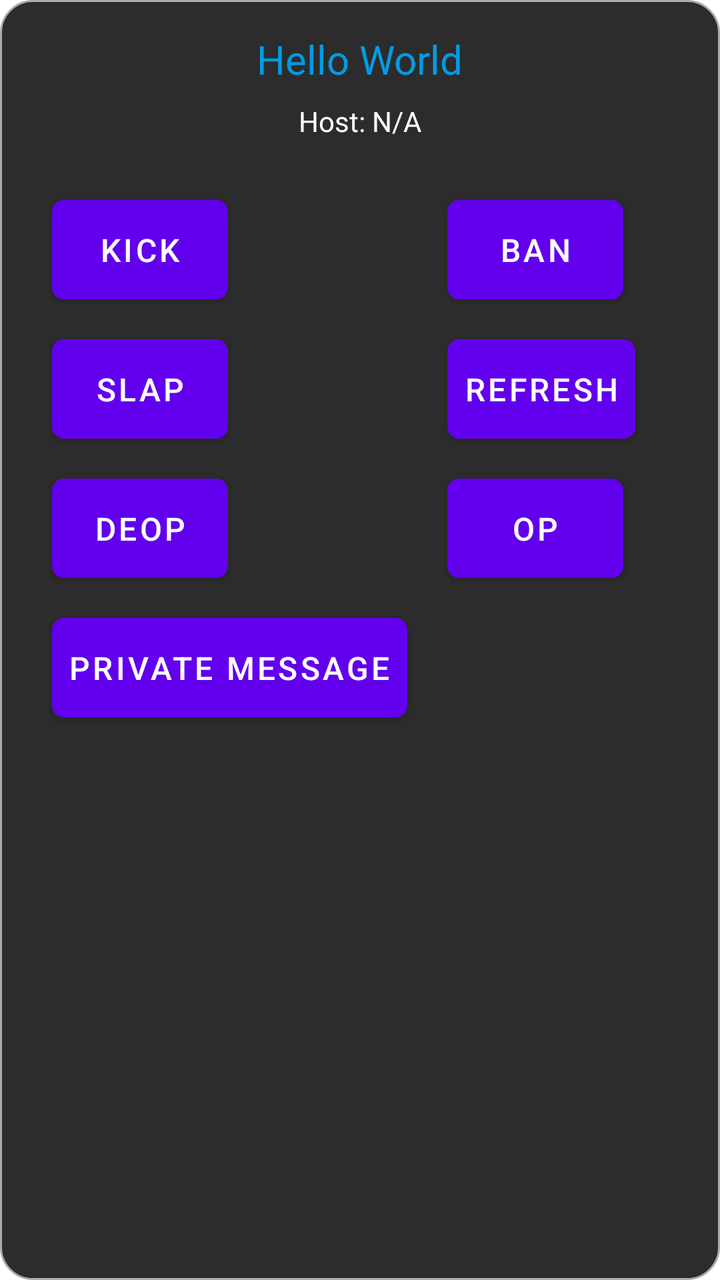
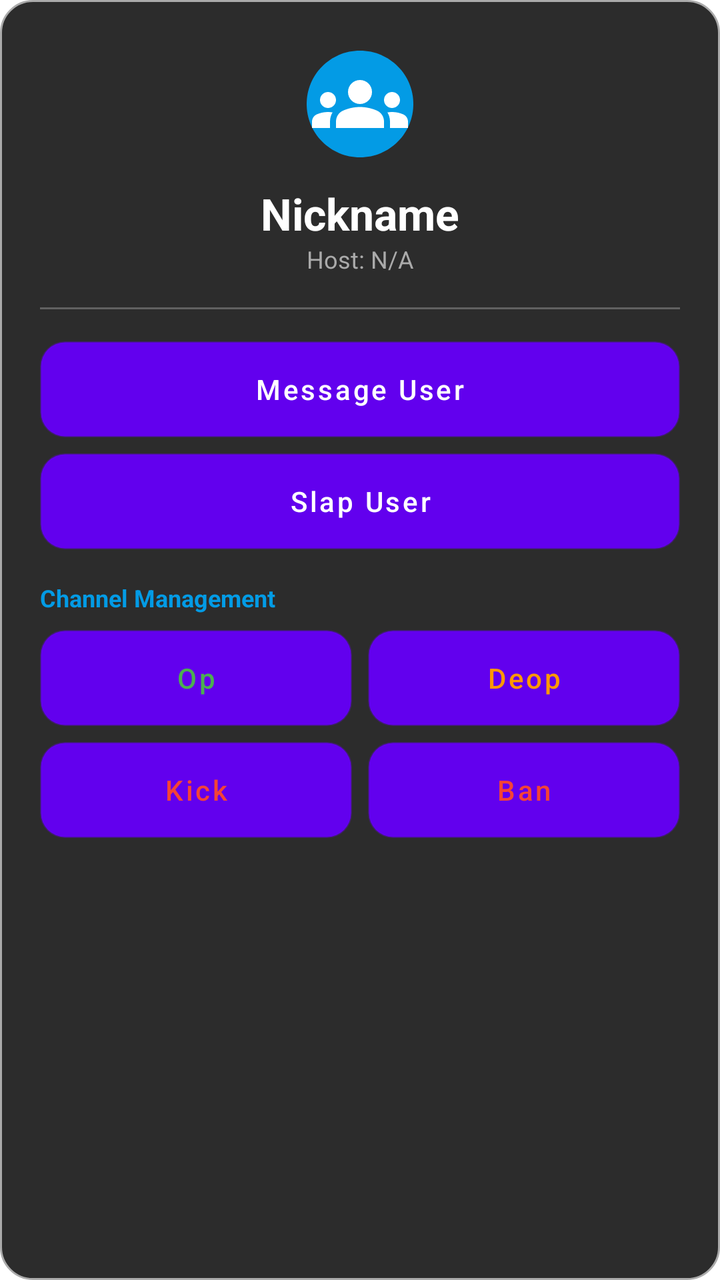

The first picture is an Android layout as it rendered before a commit; the second is the same layout after the commit. The layout source and the unified diff follow.
<!-- AndroidManifest.xml: application theme Theme.KonnectChatIRC -->
<!-- res/layout/dialog_user_options.xml -->
<LinearLayout xmlns:android="http://schemas.android.com/apk/res/android"
    android:layout_width="match_parent"
    android:layout_height="wrap_content"
    android:orientation="vertical"
    android:padding="16dp"
    android:gravity="center_horizontal"
    android:background="@drawable/dialog_background">

    <TextView
        android:id="@+id/options_nick"
        android:layout_width="wrap_content"
        android:layout_height="wrap_content"
        android:text="Hello World"
        android:textSize="20sp"
        android:textColor="@color/lightblue"
        android:layout_gravity="center" />

    <TextView
        android:id="@+id/options_host_ip"
        android:layout_width="wrap_content"
        android:layout_height="wrap_content"
        android:text="Host: N/A"
        android:textSize="14sp"
        android:textColor="@color/white"
        android:layout_marginTop="8dp"
        android:layout_gravity="center" />

    <ScrollView
        android:layout_width="match_parent"
        android:layout_height="wrap_content">

        <GridLayout
            android:layout_width="wrap_content"
            android:layout_height="wrap_content"
            android:layout_marginTop="20dp"
            android:columnCount="2"
            android:rowCount="3"
            android:orientation="horizontal"
            android:gravity="center">

            
            <Button
                android:id="@+id/btnKick"
                android:layout_width="wrap_content"
                android:layout_height="wrap_content"
                android:text="Kick"
                android:background="@drawable/rounded_option_menu"
                android:textSize="16sp"
                android:textColor="@color/white"
                android:padding="8dp"
                android:layout_margin="10dp" />

            <Button
                android:id="@+id/btnBan"
                android:layout_width="wrap_content"
                android:layout_height="wrap_content"
                android:text="Ban"
                android:textSize="16sp"
                android:textColor="@color/white"
                android:background="@drawable/rounded_option_menu"
                android:padding="8dp"
                android:layout_margin="10dp" />

            <Button
                android:id="@+id/btnSlap"
                android:layout_width="wrap_content"
                android:layout_height="wrap_content"
                android:text="Slap"
                android:textSize="16sp"
                android:textColor="@color/white"
                android:background="@drawable/rounded_option_menu"
                android:padding="8dp"
                android:layout_margin="10dp" />

            
            <Button
                android:id="@+id/btnRefresh"
                android:layout_width="wrap_content"
                android:layout_height="wrap_content"
                android:text="Refresh"
                android:textSize="16sp"
                android:textColor="@color/white"
                android:background="@drawable/rounded_option_menu"
                android:padding="8dp"
                android:layout_margin="10dp" />

            <Button
                android:id="@+id/btnDeop"
                android:layout_width="wrap_content"
                android:layout_height="wrap_content"
                android:text="Deop"
                android:textSize="16sp"
                android:textColor="@color/white"
                android:background="@drawable/rounded_option_menu"
                android:padding="8dp"
                android:layout_margin="10dp" />
            <Button
                android:id="@+id/btnOp"
                android:layout_width="wrap_content"
                android:layout_height="wrap_content"
                android:text="Op"
                android:textSize="16sp"
                android:textColor="@color/white"
                android:background="@drawable/rounded_option_menu"
                android:padding="8dp"
                android:layout_margin="10dp" />

            <Button
                android:id="@+id/btnPrivateMessage"
                android:layout_width="wrap_content"
                android:layout_height="wrap_content"
                android:text="Private Message"
                android:textSize="16sp"
                android:textColor="@color/white"
                android:background="@drawable/rounded_option_menu"
                android:padding="8dp"
                android:layout_margin="10dp" />

        </GridLayout>
    </ScrollView>
</LinearLayout>
<!-- resources referenced by this layout -->
<resources>
  <color name="lightblue">#039BE5</color>
  <color name="white">#FFFFFFFF</color>
  <!-- drawable dialog_background (drawable) -->
  <shape xmlns:android="http://schemas.android.com/apk/res/android">
      <solid android:color="@color/dialogBackgroundColor" />
      <corners android:radius="16dp" />
      <padding
          android:left="16dp"
          android:top="16dp"
          android:right="16dp"
          android:bottom="16dp" />
      <stroke android:width="1dp" android:color="@android:color/darker_gray" />
  </shape>
  <!-- drawable rounded_option_menu (drawable) -->
  <shape xmlns:android="http://schemas.android.com/apk/res/android"
      android:shape="rectangle">
  
      <stroke
          android:width="2dp"
          android:color="@color/black" />
  
      <solid android:color="@android:color/black" />
  
      <corners android:radius="5dp" />
  
      <padding
          android:left="8dp"
          android:top="8dp"
          android:right="8dp"
          android:bottom="8dp" />
  </shape>
  <style name="Theme.KonnectChatIRC" parent="Theme.MaterialComponents.DayNight.DarkActionBar">
          
          <item name="colorPrimary">@color/purple_500</item>
          <item name="colorPrimaryVariant">@color/purple_700</item>
          <item name="colorOnPrimary">@color/white</item>
          
          <item name="colorSecondary">@color/teal_200</item>
          <item name="colorSecondaryVariant">@color/teal_700</item>
          <item name="colorOnSecondary">@color/black</item>
          
          <item name="android:statusBarColor">?attr/colorPrimaryVariant</item>
          
          
          <item name="colorButtonNormal">@color/black</item>
      </style>
  <color name="dialogBackgroundColor">#2C2C2C</color>
  <color name="black">#FF000000</color>
  <color name="purple_500">#FF6200EE</color>
  <color name="purple_700">#FF3700B3</color>
  <color name="teal_200">#FF03DAC5</color>
  <color name="teal_700">#FF018786</color>
</resources>

<!-- the commit's change to res/layout/dialog_user_options.xml (unified diff, before → after) -->
@@ -2,120 +2,157 @@
     android:layout_width="match_parent"
     android:layout_height="wrap_content"
     android:orientation="vertical"
-    android:padding="16dp"
-    android:gravity="center_horizontal"
+    android:padding="20dp"
     android:background="@drawable/dialog_background">
 
-    <TextView
-        android:id="@+id/options_nick"
-        android:layout_width="wrap_content"
+    
+    <LinearLayout
+        android:layout_width="match_parent"
         android:layout_height="wrap_content"
-        android:text="Hello World"
-        android:textSize="20sp"
-        android:textColor="@color/lightblue"
-        android:layout_gravity="center" />
+        android:orientation="vertical"
+        android:gravity="center"
+        android:paddingBottom="16dp">
 
-    <TextView
-        android:id="@+id/options_host_ip"
-        android:layout_width="wrap_content"
-        android:layout_height="wrap_content"
-        android:text="Host: N/A"
-        android:textSize="14sp"
-        android:textColor="@color/white"
-        android:layout_marginTop="8dp"
-        android:layout_gravity="center" />
+        <ImageView
+            android:id="@+id/options_avatar"
+            android:layout_width="64dp"
+            android:layout_height="64dp"
+            android:src="@drawable/ic_users"
+            android:padding="8dp"
+            android:background="@drawable/circle_badge"
+            android:backgroundTint="@color/lightblue" />
 
+        <TextView
+            android:id="@+id/options_nick"
+            android:layout_width="wrap_content"
+            android:layout_height="wrap_content"
+            android:text="Nickname"
+            android:textSize="22sp"
+            android:textStyle="bold"
+            android:textColor="@color/white"
+            android:layout_marginTop="8dp" />
+
+        <TextView
+            android:id="@+id/options_host_ip"
+            android:layout_width="wrap_content"
+            android:layout_height="wrap_content"
+            android:text="Host: N/A"
+            android:textSize="12sp"
+            android:textColor="#AAAAAA" />
+    </LinearLayout>
+
+    <View
+        android:layout_width="match_parent"
+        android:layout_height="1dp"
+        android:background="#40FFFFFF"
+        android:layout_marginBottom="16dp" />
+
+    
     <ScrollView
         android:layout_width="match_parent"
         android:layout_height="wrap_content">
 
-        <GridLayout
-            android:layout_width="wrap_content"
+        <LinearLayout
+            android:layout_width="match_parent"
             android:layout_height="wrap_content"
-            android:layout_marginTop="20dp"
-            android:columnCount="2"
-            android:rowCount="3"
-            android:orientation="horizontal"
-            android:gravity="center">
+            android:orientation="vertical">
 
             
             <Button
-                android:id="@+id/btnKick"
-                android:layout_width="wrap_content"
+                android:id="@+id/btnPrivateMessage"
+                android:layout_width="match_parent"
                 android:layout_height="wrap_content"
-                android:text="Kick"
-                android:background="@drawable/rounded_option_menu"
-                android:textSize="16sp"
+                android:text="Message User"
+                android:textAllCaps="false"
+                android:background="@drawable/button_option_bg"
+                android:drawableStart="@drawable/ic_switcher"
+                android:paddingStart="16dp"
+                android:paddingEnd="16dp"
+                android:drawablePadding="12dp"
                 android:textColor="@color/white"
-                android:padding="8dp"
-                android:layout_margin="10dp" />
-
-            <Button
-                android:id="@+id/btnBan"
-                android:layout_width="wrap_content"
-                android:layout_height="wrap_content"
-                android:text="Ban"
-                android:textSize="16sp"
-                android:textColor="@color/white"
-                android:background="@drawable/rounded_option_menu"
-                android:padding="8dp"
-                android:layout_margin="10dp" />
+                android:layout_marginBottom="8dp" />
 
             <Button
                 android:id="@+id/btnSlap"
+                android:layout_width="match_parent"
+                android:layout_height="wrap_content"
+                android:text="Slap User"
+                android:textAllCaps="false"
+                android:background="@drawable/button_option_bg"
+                android:textColor="@color/white"
+                android:layout_marginBottom="16dp" />
+
+            
+            <TextView
                 android:layout_width="wrap_content"
                 android:layout_height="wrap_content"
-                android:text="Slap"
-                android:textSize="16sp"
-                android:textColor="@color/white"
-                android:background="@drawable/rounded_option_menu"
-                android:padding="8dp"
-                android:layout_margin="10dp" />
+                android:text="Channel Management"
+                android:textColor="@color/lightblue"
+                android:textSize="12sp"
+                android:textStyle="bold"
+                android:layout_marginBottom="8dp" />
 
-            
-            <Button
-                android:id="@+id/btnRefresh"
-                android:layout_width="wrap_content"
+            <GridLayout
+                android:layout_width="match_parent"
                 android:layout_height="wrap_content"
-                android:text="Refresh"
-                android:textSize="16sp"
-                android:textColor="@color/white"
-                android:background="@drawable/rounded_option_menu"
-                android:padding="8dp"
-                android:layout_margin="10dp" />
+                android:columnCount="2"
+                android:alignmentMode="alignMargins"
+                android:columnOrderPreserved="false"
+                android:layout_marginBottom="8dp">
 
-            <Button
-                android:id="@+id/btnDeop"
-                android:layout_width="wrap_content"
+                <Button
+                    android:id="@+id/btnOp"
+                    android:layout_width="0dp"
+                    android:layout_height="wrap_content"
+                    android:layout_columnWeight="1"
+                    android:layout_marginEnd="4dp"
+                    android:text="Op"
+                    android:textAllCaps="false"
+                    android:background="@drawable/button_option_bg"
+                    android:textColor="#4CAF50" />
+
+                <Button
+                    android:id="@+id/btnDeop"
+                    android:layout_width="0dp"
+                    android:layout_height="wrap_content"
+                    android:layout_columnWeight="1"
+                    android:layout_marginStart="4dp"
+                    android:text="Deop"
+                    android:textAllCaps="false"
+                    android:background="@drawable/button_option_bg"
+                    android:textColor="#FF9800" />
+            </GridLayout>
+
+            <GridLayout
+                android:layout_width="match_parent"
                 android:layout_height="wrap_content"
-                android:text="Deop"
-                android:textSize="16sp"
-                android:textColor="@color/white"
-                android:background="@drawable/rounded_option_menu"
-                android:padding="8dp"
-                android:layout_margin="10dp" />
-            <Button
-                android:id="@+id/btnOp"
-                android:layout_width="wrap_content"
-                android:layout_height="wrap_content"
-                android:text="Op"
-                android:textSize="16sp"
-                android:textColor="@color/white"
-                android:background="@drawable/rounded_option_menu"
-                android:padding="8dp"
-                android:layout_margin="10dp" />
+                android:columnCount="2"
+                android:alignmentMode="alignMargins"
+                android:columnOrderPreserved="false">
 
-            <Button
-                android:id="@+id/btnPrivateMessage"
-                android:layout_width="wrap_content"
-                android:layout_height="wrap_content"
-                android:text="Private Message"
-                android:textSize="16sp"
-                android:textColor="@color/white"
-                android:background="@drawable/rounded_option_menu"
-                android:padding="8dp"
-                android:layout_margin="10dp" />
+                <Button
+                    android:id="@+id/btnKick"
+                    android:layout_width="0dp"
+                    android:layout_height="wrap_content"
+                    android:layout_columnWeight="1"
+                    android:layout_marginEnd="4dp"
+                    android:text="Kick"
+                    android:textAllCaps="false"
+                    android:background="@drawable/button_option_bg"
+                    android:textColor="#F44336" />
 
-        </GridLayout>
+                <Button
+                    android:id="@+id/btnBan"
+                    android:layout_width="0dp"
+                    android:layout_height="wrap_content"
+                    android:layout_columnWeight="1"
+                    android:layout_marginStart="4dp"
+                    android:text="Ban"
+                    android:textAllCaps="false"
+                    android:background="@drawable/button_option_bg"
+                    android:textColor="#F44336" />
+            </GridLayout>
+
+        </LinearLayout>
     </ScrollView>
 </LinearLayout>
<!-- resource entries referenced after the edit -->
@@ -2,6 +2,34 @@
 <resources>
   <color name="lightblue">#039BE5</color>
   <color name="white">#FFFFFFFF</color>
+  <!-- drawable button_option_bg (drawable) -->
+  <?xml version="1.0" encoding="utf-8"?>
+  <ripple xmlns:android="http://schemas.android.com/apk/res/android"
+      android:color="#40FFFFFF">
+      <item>
+          <shape android:shape="rectangle">
+              <solid android:color="#3A3A3A" />
+              <corners android:radius="12dp" />
+              <stroke
+                  android:width="1dp"
+                  android:color="#4DFFFFFF" />
+          </shape>
+      </item>
+  </ripple>
+  <!-- drawable circle_badge (drawable) -->
+  <vector xmlns:android="http://schemas.android.com/apk/res/android"
+      android:height="24dp"
+      android:tint="#FF0000"
+      android:viewportHeight="24"
+      android:viewportWidth="24"
+      android:width="24dp"
+      android:shape="oval">
+  
+  
+  
+      <path android:fillColor="#FF0000" android:pathData="M12,2C6.47,2 2,6.47 2,12s4.47,10 10,10 10,-4.47 10,-10S17.53,2 12,2z"/>
+  
+  </vector>
   <!-- drawable dialog_background (drawable) -->
   <shape xmlns:android="http://schemas.android.com/apk/res/android">
       <solid android:color="@color/dialogBackgroundColor" />
@@ -13,24 +41,18 @@
           android:bottom="16dp" />
       <stroke android:width="1dp" android:color="@android:color/darker_gray" />
   </shape>
-  <!-- drawable rounded_option_menu (drawable) -->
-  <shape xmlns:android="http://schemas.android.com/apk/res/android"
-      android:shape="rectangle">
-  
-      <stroke
-          android:width="2dp"
-          android:color="@color/black" />
-  
-      <solid android:color="@android:color/black" />
-  
-      <corners android:radius="5dp" />
-  
-      <padding
-          android:left="8dp"
-          android:top="8dp"
-          android:right="8dp"
-          android:bottom="8dp" />
-  </shape>
+  <!-- drawable ic_switcher (drawable) -->
+  <vector xmlns:android="http://schemas.android.com/apk/res/android" android:height="24dp" android:tint="#FFFFFF" android:viewportHeight="24" android:viewportWidth="24" android:width="24dp">
+        
+      <path android:fillColor="@android:color/white" android:pathData="M4,15h16v-2L4,13v2zM4,19h16v-2L4,17v2zM4,11h16L20,9L4,9v2zM4,5v2h16L20,5L4,5z"/>
+      
+  </vector>
+  <!-- drawable ic_users (drawable) -->
+  <vector xmlns:android="http://schemas.android.com/apk/res/android" android:height="24dp" android:tint="#FFFFFF" android:viewportHeight="24" android:viewportWidth="24" android:width="24dp">
+        
+      <path android:fillColor="@android:color/white" android:pathData="M12,12.75c1.63,0 3.07,0.39 4.24,0.9c1.08,0.48 1.76,1.56 1.76,2.73L18,18H6l0,-1.61c0,-1.18 0.68,-2.26 1.76,-2.73C8.93,13.14 10.37,12.75 12,12.75zM4,13c1.1,0 2,-0.9 2,-2c0,-1.1 -0.9,-2 -2,-2s-2,0.9 -2,2C2,12.1 2.9,13 4,13zM5.13,14.1C4.76,14.04 4.39,14 4,14c-0.99,0 -1.93,0.21 -2.78,0.58C0.48,14.9 0,15.62 0,16.43V18l4.5,0v-1.61C4.5,15.56 4.73,14.78 5.13,14.1zM20,13c1.1,0 2,-0.9 2,-2c0,-1.1 -0.9,-2 -2,-2s-2,0.9 -2,2C18,12.1 18.9,13 20,13zM24,16.43c0,-0.81 -0.48,-1.53 -1.22,-1.85C21.93,14.21 20.99,14 20,14c-0.39,0 -0.76,0.04 -1.13,0.1c0.4,0.68 0.63,1.46 0.63,2.29V18l4.5,0V16.43zM12,6c1.66,0 3,1.34 3,3c0,1.66 -1.34,3 -3,3s-3,-1.34 -3,-3C9,7.34 10.34,6 12,6z"/>
+      
+  </vector>
   <style name="Theme.KonnectChatIRC" parent="Theme.MaterialComponents.DayNight.DarkActionBar">
           
           <item name="colorPrimary">@color/purple_500</item>
